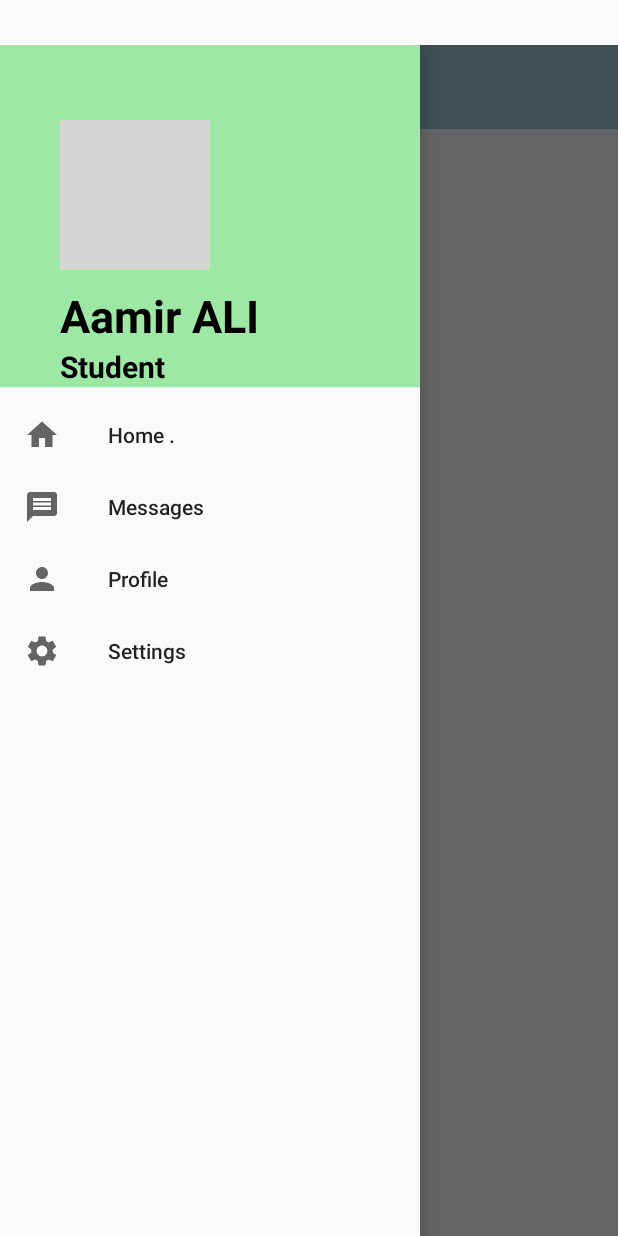
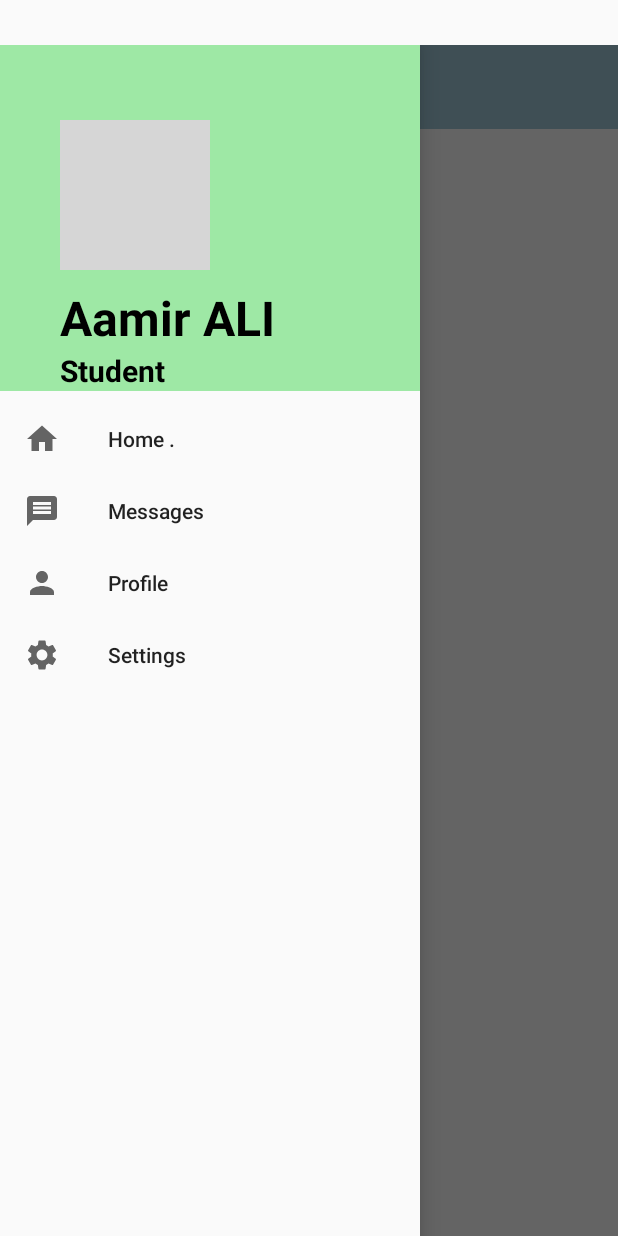
Before and after one commit to aamirali78654/MyPractice_Projects, an Android app: the screen it shows after launch (MainActivity), with the side drawer open, on a phone screen of 412 x 824 dp. Run offline under Robolectric (Android 15) with nearby library versions, the phone set to English and light mode, and no system bars; our stand-ins replace CircleImageView; grey boxes are pictures that could not be loaded.

Commit message:
xlm file to Header Layout

```diff
--- a/16 practice/app/src/main/res/layout/header_layout.xml
+++ b/16 practice/app/src/main/res/layout/header_layout.xml
@@ -20,7 +20,7 @@
         android:layout_width="wrap_content"
         android:layout_height="wrap_content"
         android:text="Aamir ALI"
-        android:textSize="30sp"
+        android:textSize="32sp"
         android:textStyle="bold"
         android:textColor="@color/black"/>
     <TextView
```
